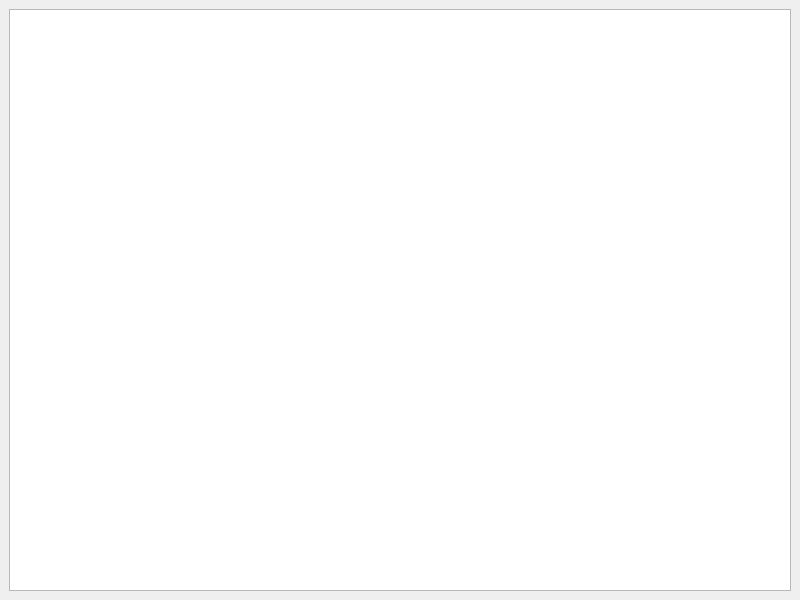
Qt form sources/mainwindow.ui (ivanGrzegorczyk/TP-Final-Dune-Grupo-1) before a commit.
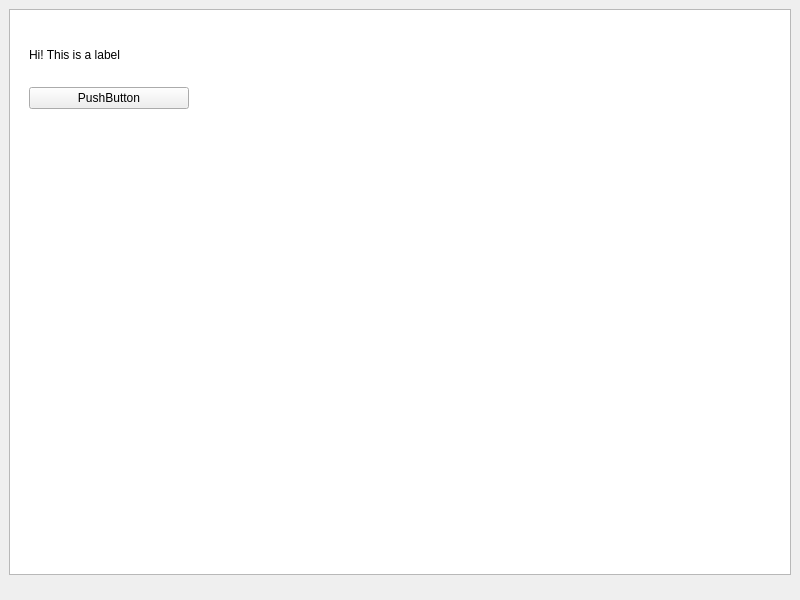
The same form after that commit.

```diff
--- a/sources/mainwindow.ui
+++ b/sources/mainwindow.ui
@@ -16,10 +16,49 @@
   <widget class="QWidget" name="centralwidget">
    <layout class="QVBoxLayout" name="verticalLayout">
     <item>
-     <widget class="QGraphicsView" name="view">
-      <property name="alignment">
-       <set>Qt::AlignLeading|Qt::AlignLeft|Qt::AlignTop</set>
+     <widget class="QWidget" name="widget" native="true">
+      <property name="enabled">
+       <bool>true</bool>
       </property>
+      <widget class="QGraphicsView" name="view">
+       <property name="geometry">
+        <rect>
+         <x>0</x>
+         <y>0</y>
+         <width>782</width>
+         <height>566</height>
+        </rect>
+       </property>
+       <property name="alignment">
+        <set>Qt::AlignLeading|Qt::AlignLeft|Qt::AlignTop</set>
+       </property>
+      </widget>
+      <widget class="QWidget" name="verticalLayoutWidget">
+       <property name="geometry">
+        <rect>
+         <x>20</x>
+         <y>20</y>
+         <width>160</width>
+         <height>80</height>
+        </rect>
+       </property>
+       <layout class="QVBoxLayout" name="button_container">
+        <item>
+         <widget class="QLabel" name="label">
+          <property name="text">
+           <string>Hi! This is a label</string>
+          </property>
+         </widget>
+        </item>
+        <item>
+         <widget class="QPushButton" name="edit_button">
+          <property name="text">
+           <string>PushButton</string>
+          </property>
+         </widget>
+        </item>
+       </layout>
+      </widget>
      </widget>
     </item>
    </layout>
```
